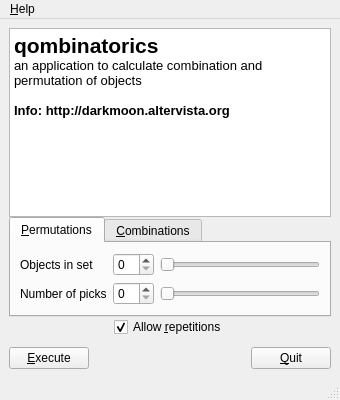
ale-rt/qombinatorics, file branches/0.3/qombinatorics/QombGui.ui: the form before one commit.
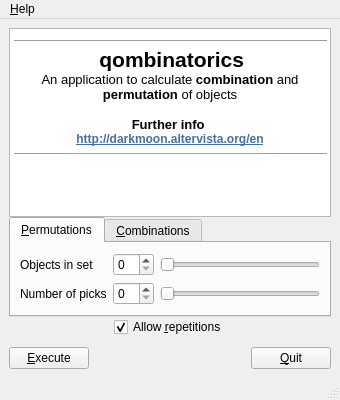
The form after the commit. Icons and pictures are not drawn.

```diff
--- a/branches/0.3/qombinatorics/QombGui.ui
+++ b/branches/0.3/qombinatorics/QombGui.ui
@@ -22,16 +22,19 @@
      <number>0</number>
     </property>
     <item>
-     <widget class="QTextBrowser" name="output" >
-      <property name="html" >
-       <string>&lt;!DOCTYPE HTML PUBLIC "-//W3C//DTD HTML 4.0//EN" "http://www.w3.org/TR/REC-html40/strict.dtd">
-&lt;html>&lt;head>&lt;meta name="qrichtext" content="1" />&lt;style type="text/css">
+     <widget class="QTextBrowser" name="output">
+      <property name="html">
+       <string>&lt;!DOCTYPE HTML PUBLIC &quot;-//W3C//DTD HTML 4.0//EN&quot; &quot;http://www.w3.org/TR/REC-html40/strict.dtd&quot;&gt;
+&lt;html&gt;&lt;head&gt;&lt;meta name=&quot;qrichtext&quot; content=&quot;1&quot; /&gt;&lt;style type=&quot;text/css&quot;&gt;
 p, li { white-space: pre-wrap; }
-&lt;/style>&lt;/head>&lt;body style=" font-family:'Liberation Sans'; font-size:10pt; font-weight:400; font-style:normal;">
-&lt;p style=" margin-top:0px; margin-bottom:0px; margin-left:0px; margin-right:0px; -qt-block-indent:0; text-indent:0px; font-family:'Sans Serif'; font-size:9pt;">&lt;span style=" font-size:16pt; font-weight:600;">qombinatorics&lt;/span>&lt;/p>
-&lt;p style=" margin-top:0px; margin-bottom:0px; margin-left:0px; margin-right:0px; -qt-block-indent:0; text-indent:0px; font-family:'Sans Serif'; font-size:16pt; font-weight:600;">&lt;span style=" font-size:10pt; font-weight:400;">an application to calculate combination and permutation of objects&lt;/span>&lt;/p>
-&lt;p style="-qt-paragraph-type:empty; margin-top:0px; margin-bottom:0px; margin-left:0px; margin-right:0px; -qt-block-indent:0; text-indent:0px; font-family:'Sans Serif';">&lt;/p>
-&lt;p style=" margin-top:0px; margin-bottom:0px; margin-left:0px; margin-right:0px; -qt-block-indent:0; text-indent:0px; font-family:'Sans Serif';">&lt;span style=" font-weight:600;">Info: http://darkmoon.altervista.org&lt;/span>&lt;/p>&lt;/body>&lt;/html></string>
+&lt;/style&gt;&lt;/head&gt;&lt;body style=&quot; font-family:'DejaVu Sans'; font-size:9pt; font-weight:400; font-style:normal;&quot;&gt;
+&lt;hr /&gt;
+&lt;p align=&quot;center&quot; style=&quot; margin-top:0px; margin-bottom:0px; margin-left:0px; margin-right:0px; -qt-block-indent:0; text-indent:0px;&quot;&gt;&lt;img src=&quot;:/img/icons/16/qombicon.png&quot; /&gt; &lt;span style=&quot; font-family:'Sans Serif'; font-size:16pt; font-weight:600;&quot;&gt;qombinatorics&lt;/span&gt;&lt;/p&gt;
+&lt;p align=&quot;center&quot; style=&quot; margin-top:0px; margin-bottom:0px; margin-left:0px; margin-right:0px; -qt-block-indent:0; text-indent:0px;&quot;&gt;&lt;span style=&quot; font-family:'Sans Serif'; font-size:10pt;&quot;&gt;An application to calculate &lt;/span&gt;&lt;span style=&quot; font-family:'Sans Serif'; font-size:10pt; font-weight:600;&quot;&gt;combination&lt;/span&gt;&lt;span style=&quot; font-family:'Sans Serif'; font-size:10pt;&quot;&gt; and &lt;/span&gt;&lt;span style=&quot; font-family:'Sans Serif'; font-size:10pt; font-weight:600;&quot;&gt;permutation&lt;/span&gt;&lt;span style=&quot; font-family:'Sans Serif'; font-size:10pt;&quot;&gt; of objects&lt;/span&gt;&lt;/p&gt;
+&lt;p align=&quot;center&quot; style=&quot;-qt-paragraph-type:empty; margin-top:0px; margin-bottom:0px; margin-left:0px; margin-right:0px; -qt-block-indent:0; text-indent:0px; font-family:'Sans Serif'; font-size:10pt;&quot;&gt;&lt;/p&gt;
+&lt;p align=&quot;center&quot; style=&quot; margin-top:0px; margin-bottom:0px; margin-left:0px; margin-right:0px; -qt-block-indent:0; text-indent:0px;&quot;&gt;&lt;span style=&quot; font-family:'Sans Serif'; font-size:10pt; font-weight:600;&quot;&gt;Further info &lt;/span&gt;&lt;/p&gt;
+&lt;p align=&quot;center&quot; style=&quot; margin-top:0px; margin-bottom:0px; margin-left:0px; margin-right:0px; -qt-block-indent:0; text-indent:0px;&quot;&gt;&lt;a href=&quot;http://darkmoon.altervista.org/en/&quot;&gt;&lt;span style=&quot; font-weight:600; text-decoration: underline; color:#456fa2;&quot;&gt;http://darkmoon.altervista.org/en&lt;/span&gt;&lt;/a&gt;&lt;/p&gt;
+&lt;hr /&gt;&lt;/body&gt;&lt;/html&gt;</string>
       </property>
      </widget>
     </item>
```
Left out of the diff: 193 changed lines with no effect on the pictures.
